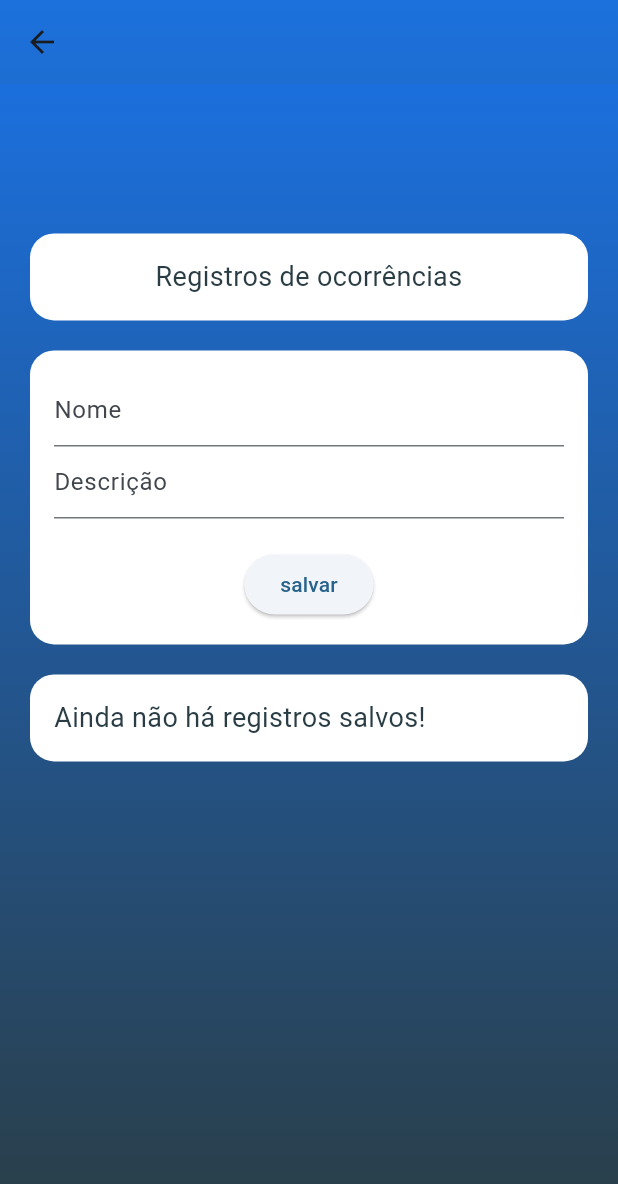
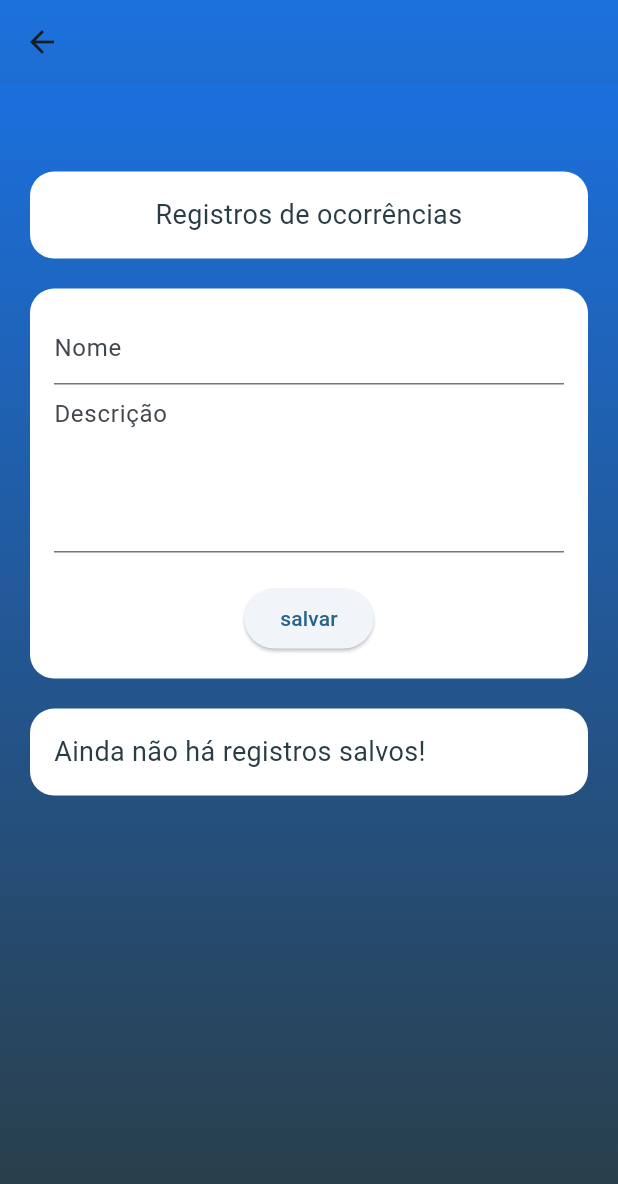
Before and after one commit to IuriSum/WEATHER_APP, a Flutter app: the screen it shows after launch, after a tap on "Relatórios", on a phone screen of 412 x 824 dp. Shown: the top 1184 px of the screen. Run offline on Flutter 3.47's test engine with Material 3 defaults, Android fonts, the phone set to English and light mode, and no system bars; our stand-ins replace flutter_mobx, flutter_modular, hive, hive_flutter, loading_animation_widget, mobx; accounts and stored records are empty; generated files the repository leaves out were written again.

Commit message:
Ajustes de estilo

```diff
--- a/lib/services/modular_service.dart
+++ b/lib/services/modular_service.dart
@@ -1,4 +1,3 @@
-import 'package:flutter/material.dart';
 import 'package:flutter_modular/flutter_modular.dart';
 import 'package:weather_forecast/features/constants/routing_consts.dart';
 import 'package:weather_forecast/views/climate_page.dart';
--- a/lib/views/home.dart
+++ b/lib/views/home.dart
@@ -1,5 +1,6 @@
 
 import 'package:flutter/material.dart';
+import 'package:flutter/services.dart';
 import 'package:flutter_modular/flutter_modular.dart';
 import 'package:weather_forecast/features/constants/colors.dart';
 import 'package:weather_forecast/features/constants/routing_consts.dart';
@@ -15,7 +16,12 @@ class MyHomePage extends StatelessWidget {
 
     return Scaffold(
       appBar: AppBar(
-        forceMaterialTransparency: true,
+        backgroundColor: Colors.transparent,
+        elevation: 10,
+        systemOverlayStyle: SystemUiOverlayStyle(
+          statusBarColor: Colors.black.withOpacity(0.2), // Tint for status bar
+          statusBarIconBrightness: Brightness.light,     // White icons for light theme
+        ),
       ),
       extendBodyBehindAppBar: true,
       body: Container(
--- a/lib/views/report_page.dart
+++ b/lib/views/report_page.dart
@@ -31,6 +31,12 @@ class _ReportPageState extends State<ReportPage> {
     _nameController.dispose();
     _descriptionController.dispose();
     super.dispose();
+  }
+
+
+  void clearControllers(){
+    _nameController.clear();
+    _descriptionController.clear();
   }
 
   bool canSubmit(){
@@ -88,7 +94,7 @@ class _ReportPageState extends State<ReportPage> {
         child: Column(
           mainAxisSize: MainAxisSize.min,
           children: [
-            SizedBox(height: height*0.15,),
+            SizedBox(height: height*0.1,),
             Container(
               width: double.maxFinite,
               decoration: BoxDecoration(
@@ -114,14 +120,16 @@ class _ReportPageState extends State<ReportPage> {
               padding: EdgeInsets.all(16),
               child: Column(
                 children: [
-                  TextField(
+                  TextFormField(
                     controller: _nameController,
+                    keyboardType: TextInputType.text,
                     decoration: const InputDecoration(
                       hintText: 'Nome'
                     ),
                   ),
-                  TextField(
+                  TextFormField(
                     controller: _descriptionController,
+                    maxLines: 4,
                     decoration: const InputDecoration(
                       hintText: 'Descrição'
                     ),
@@ -133,7 +141,6 @@ class _ReportPageState extends State<ReportPage> {
                           _nameController.text.trim(),
                           _descriptionController.text
                         );
-                        manager.fetchReports();
                       }
                       else{
                         errorSnackBar(context);
```
Also changed, not shown: lib/features/components/report_card.dart (+25 -23 lines).
